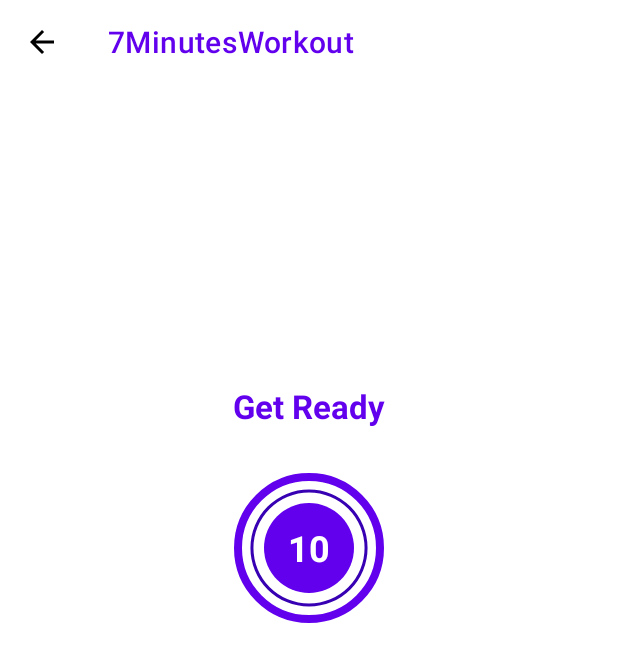
After one commit to aolikas/Kotlin, an Android app: the exerciseActivity screen opened directly, with no data from a screen before it, on a phone screen of 412 x 824 dp. The commit adds this screen. Shown: the top 662 px of the screen. Run offline under Robolectric (Android 15) with nearby library versions, the phone set to English and light mode, and no system bars.

Commit message:
added ExerciseActivity

```diff
--- a/7MinutesWorkout/app/src/main/AndroidManifest.xml
+++ b/7MinutesWorkout/app/src/main/AndroidManifest.xml
@@ -10,7 +10,10 @@
         android:supportsRtl="true"
         android:theme="@style/Theme.7MinutesWorkout">
         <activity
-            android:name=".MainActivity"
+            android:name=".exerciseActivity"
+            android:exported="false" />
+        <activity
+            android:name=".mainActivity"
             android:exported="true">
             <intent-filter>
                 <action android:name="android.intent.action.MAIN" />
--- /dev/null
+++ b/7MinutesWorkout/app/src/main/java/my/aolika/a7minutesworkout/exerciseActivity.kt
@@ -0,0 +1,24 @@
+package my.aolika.a7minutesworkout
+
+import androidx.appcompat.app.AppCompatActivity
+import android.os.Bundle
+import my.aolika.a7minutesworkout.databinding.ActivityExerciseBinding
+
+class exerciseActivity : AppCompatActivity() {
+
+    private lateinit var binding: ActivityExerciseBinding
+
+    override fun onCreate(savedInstanceState: Bundle?) {
+        super.onCreate(savedInstanceState)
+        binding = ActivityExerciseBinding.inflate(layoutInflater)
+        setContentView(binding.root)
+        setSupportActionBar(binding.toolbarExercise)
+        if(supportActionBar != null) {
+            supportActionBar?.setDisplayHomeAsUpEnabled(true)
+        }
+        binding.toolbarExercise.setNavigationOnClickListener {
+            onBackPressed()
+        }
+
+    }
+}
--- a/7MinutesWorkout/app/src/main/java/my/aolika/a7minutesworkout/MainActivity.kt
+++ b/7MinutesWorkout/app/src/main/java/my/aolika/a7minutesworkout/mainActivity.kt
@@ -1,12 +1,12 @@
 package my.aolika.a7minutesworkout
 
+import android.content.Intent
 import androidx.appcompat.app.AppCompatActivity
 import android.os.Bundle
-import android.widget.FrameLayout
-import android.widget.Toast
 import my.aolika.a7minutesworkout.databinding.ActivityMainBinding
 
-class MainActivity : AppCompatActivity() {
+
+class mainActivity : AppCompatActivity() {
     private lateinit var binding: ActivityMainBinding
     override fun onCreate(savedInstanceState: Bundle?) {
         super.onCreate(savedInstanceState)
@@ -14,9 +14,8 @@ class MainActivity : AppCompatActivity() {
         setContentView(binding.root)
 
         binding.flStart.setOnClickListener{
-            Toast.makeText(this,
-                "Clicked!",
-                Toast.LENGTH_SHORT).show()
+            val intent = Intent(this, exerciseActivity::class.java)
+            startActivity(intent)
         }
 
     }
--- /dev/null
+++ b/7MinutesWorkout/app/src/main/res/drawable-v24/circular_progress_gray.xml
@@ -0,0 +1,13 @@
+<?xml version="1.0" encoding="utf-8"?>
+<layer-list xmlns:android="http://schemas.android.com/apk/res/android">
+    <item>
+        <shape
+            android:innerRadiusRatio="2.7"
+            android:shape="ring"
+            android:thicknessRatio="50.0"
+            android:useLevel="true">
+            <solid android:color="@color/ripple" />
+        </shape>
+
+    </item>
+</layer-list>
--- /dev/null
+++ b/7MinutesWorkout/app/src/main/res/drawable/circular_progress_bar.xml
@@ -0,0 +1,13 @@
+<?xml version="1.0" encoding="utf-8"?>
+<layer-list xmlns:android="http://schemas.android.com/apk/res/android">
+    <item>
+        <shape
+            android:innerRadiusRatio="2.7"
+            android:shape="ring"
+            android:thicknessRatio="50.0"
+            android:useLevel="true">
+            <solid android:color="@color/purple_700" />
+        </shape>
+
+    </item>
+</layer-list>
--- /dev/null
+++ b/7MinutesWorkout/app/src/main/res/drawable/item_circular_color_accent_background.xml
@@ -0,0 +1,6 @@
+<?xml version="1.0" encoding="utf-8"?>
+<shape xmlns:android="http://schemas.android.com/apk/res/android"
+    android:shape="oval">
+    <solid android:color="@color/purple_500" />
+
+</shape>
--- /dev/null
+++ b/7MinutesWorkout/app/src/main/res/layout/activity_exercise.xml
@@ -0,0 +1,76 @@
+<?xml version="1.0" encoding="utf-8"?>
+
+<androidx.constraintlayout.widget.ConstraintLayout xmlns:android="http://schemas.android.com/apk/res/android"
+    xmlns:app="http://schemas.android.com/apk/res-auto"
+    xmlns:tools="http://schemas.android.com/tools"
+    android:layout_width="match_parent"
+    android:layout_height="match_parent"
+    tools:context=".exerciseActivity">
+
+    <androidx.appcompat.widget.Toolbar
+        android:id="@+id/toolbar_exercise"
+        android:layout_width="match_parent"
+        android:layout_height="?android:attr/actionBarSize"
+        android:background="@color/white"
+        android:theme="@style/ExerciseToolbarTheme"
+        app:layout_constraintEnd_toEndOf="parent"
+        app:layout_constraintHorizontal_bias="0.0"
+        app:layout_constraintStart_toStartOf="parent"
+        app:layout_constraintTop_toTopOf="parent"
+        app:titleTextColor="@color/purple_500" />
+
+    <TextView
+        android:id="@+id/title"
+        android:layout_width="wrap_content"
+        android:layout_height="wrap_content"
+        android:layout_marginTop="200dp"
+        android:text="@string/title_exercise"
+        android:textColor="@color/purple_500"
+        android:textSize="@dimen/main_screen_text_size_default"
+        android:textStyle="bold"
+        app:layout_constraintBottom_toTopOf="@+id/frameLayout"
+        app:layout_constraintEnd_toEndOf="parent"
+        app:layout_constraintStart_toStartOf="parent"
+        app:layout_constraintTop_toBottomOf="@+id/toolbar_exercise" />
+
+    <FrameLayout
+        android:id="@+id/frameLayout"
+        android:layout_width="100dp"
+        android:layout_height="100dp"
+        android:layout_marginTop="30dp"
+        android:background="@drawable/item_circular_color_accent_border"
+        app:layout_constraintEnd_toEndOf="parent"
+        app:layout_constraintStart_toStartOf="parent"
+        app:layout_constraintTop_toBottomOf="@+id/title">
+
+        <ProgressBar
+            android:id="@+id/progress_bar"
+            style="?android:attr/progressBarStyleHorizontal"
+            android:layout_width="100dp"
+            android:layout_height="100dp"
+            android:layout_gravity="center"
+            android:background="@drawable/circular_progress_gray"
+            android:indeterminate="false"
+            android:max="10"
+            android:progress="100"
+            android:progressDrawable="@drawable/circular_progress_bar"
+            android:rotation="-90" />
+
+        <LinearLayout
+            android:layout_width="60dp"
+            android:layout_height="60dp"
+            android:layout_gravity="center"
+            android:background="@drawable/item_circular_color_accent_background"
+            android:gravity="center">
+
+            <TextView
+                android:id="@+id/timer"
+                android:layout_width="wrap_content"
+                android:layout_height="wrap_content"
+                android:text="@string/timer"
+                android:textColor="@color/white"
+                android:textSize="24sp"
+                android:textStyle="bold" />
+        </LinearLayout>
+    </FrameLayout>
+</androidx.constraintlayout.widget.ConstraintLayout>
--- a/7MinutesWorkout/app/src/main/res/layout/activity_main.xml
+++ b/7MinutesWorkout/app/src/main/res/layout/activity_main.xml
@@ -1,11 +1,12 @@
 <?xml version="1.0" encoding="utf-8"?>
+
 <androidx.constraintlayout.widget.ConstraintLayout xmlns:android="http://schemas.android.com/apk/res/android"
     xmlns:app="http://schemas.android.com/apk/res-auto"
     xmlns:tools="http://schemas.android.com/tools"
     android:layout_width="match_parent"
     android:layout_height="match_parent"
     android:padding="@dimen/main_screen_main_layout_padding"
-    tools:context=".MainActivity">
+    tools:context=".mainActivity">
 
     <ImageView
         android:id="@+id/mImage"
--- a/7MinutesWorkout/app/src/main/res/values/colors.xml
+++ b/7MinutesWorkout/app/src/main/res/values/colors.xml
@@ -8,4 +8,5 @@
     <color name="black">#FF000000</color>
     <color name="white">#FFFFFFFF</color>
     <color name="ripple">#C4C4C4</color>
+    <color name="toolbar_color_normal">#FF000000</color>
 </resources>
--- a/7MinutesWorkout/app/src/main/res/values/strings.xml
+++ b/7MinutesWorkout/app/src/main/res/values/strings.xml
@@ -2,4 +2,6 @@
     <string name="app_name">7MinutesWorkout</string>
     <string name="main_text_start">START</string>
     <string name="main_image_description">logo</string>
+    <string name="title_exercise">Get Ready</string>
+    <string name="timer">10</string>
 </resources>
--- a/7MinutesWorkout/app/src/main/res/values/themes.xml
+++ b/7MinutesWorkout/app/src/main/res/values/themes.xml
@@ -13,4 +13,9 @@
         <item name="android:statusBarColor" tools:targetApi="l">?attr/colorPrimaryVariant</item>
         <!-- Customize your theme here. -->
     </style>
+
+    <style name="ExerciseToolbarTheme" parent="@style/ThemeOverlay.MaterialComponents.ActionBar">
+        <item name="colorControlNormal">@color/toolbar_color_normal</item>
+        <item name="color">@color/toolbar_color_normal</item>
+    </style>
 </resources>
```
